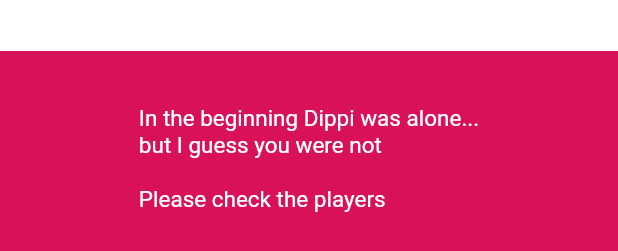
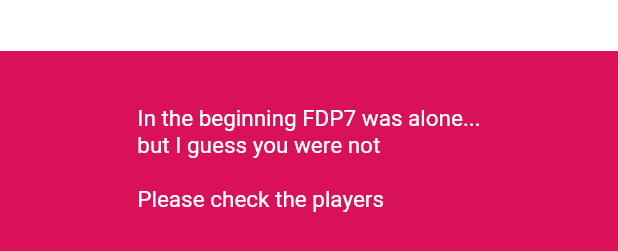
Before and after one commit to fdp7/beachvolleyapp-flutter, a Flutter app: the AddMatch widget shown alone on an empty page, opened directly, after a tap on "Save Match", on a phone screen of 412 x 824 dp. Shown: the part 978-1229 px from the top of the screen. Run offline on Flutter 3.47's test engine with Material 2 defaults, Android fonts, the phone set to English and light mode, and no system bars; drawn by our look-alikes of multi_select_flutter, numberpicker; our stand-ins replace animated_bottom_navigation_bar, flutter_login, flutter_secure_storage, font_awesome_flutter, pie_chart and 2 more; missing offline and left inert: dart:ffi; accounts and stored records are empty; network calls fail.

Commit message:
minor changes

```diff
--- a/beachvolley_flutter/lib/addMatch_widget.dart
+++ b/beachvolley_flutter/lib/addMatch_widget.dart
@@ -23,7 +23,7 @@ class _AddMatchState extends State<AddMatch> {
 
   bool isButtonDisabled = false;
 
-  List<String> playerList = ["Please close popup and retry."];
+  List<String> playerList = ["Please retry"];
   List<String> teamA = [];
   List<String> teamB = [];
   int scoreA = 0;
@@ -246,7 +246,7 @@ class _AddMatchState extends State<AddMatch> {
         debugPrint(scoreA.toString());
         debugPrint(scoreB.toString());
         debugPrint(currentDate.toString());
-        messageContent = "Dippi said the match shall be saved";
+        messageContent = "And the 7th day FDP7 said:\n\n'The match shall be saved'";
         setState(() {
           isButtonDisabled = true;
         });
@@ -255,27 +255,27 @@ class _AddMatchState extends State<AddMatch> {
         setState(() {
           isButtonDisabled = false;
         });
-        debugPrint("An unexpected error occurred! Please report to Dippi");
-        messageContent = "An unexpected error occurred!\n\nPlease report to Dippi";
+        debugPrint("An unexpected error occurred! Please report to FDP7");
+        messageContent = "An unexpected error occurred!\n\nPlease report to FDP7";
       }
     } else if (validTeams == 1) {
       setState(() {
         isButtonDisabled = false;
       });
-      debugPrint("In the beginning the Good God Dippi was alone... but I guess you were not. Please check players");
-      messageContent = "In the beginning Dippi was alone...\nbut I guess you were not\n\nPlease check the players";
+      debugPrint("In the beginning the Good God FDP7 was alone... but I guess you were not. Please check players");
+      messageContent = "In the beginning FDP7 was alone...\nbut I guess you were not\n\nPlease check the players";
     } else if (validTeams == 2) {
       setState(() {
         isButtonDisabled = false;
       });
-      debugPrint("A player can't be ubiquitous as the Good God Dippi! Please check players");
-      messageContent = "A player can't be ubiquitous as Dippi!\n\nPlease check duplicate players";
+      debugPrint("A player can't be ubiquitous as the Good God FDP7! Please check players");
+      messageContent = "Only FDP7 is ubiquitous\n\nPlease check duplicate players";
     } else if (!validScores) {
       setState(() {
         isButtonDisabled = false;
       });
-      debugPrint("Only the Good God Dippi can establish a tie... YOU CANNOT. Please check scores");
-      messageContent = "Not even Dippi can establish a draw,\nof course you cannot!\n\nPlease check the scores";
+      debugPrint("Only the Good God FDP7 can establish a tie... YOU CANNOT. Please check scores");
+      messageContent = "Only FDP7 can establish a tie,\nyou cannot.\n\nPlease check the scores";
     }
 
     setState(() {
--- a/beachvolley_flutter/lib/league_components/matchCard.dart
+++ b/beachvolley_flutter/lib/league_components/matchCard.dart
@@ -107,7 +107,7 @@ class MatchCard extends StatelessWidget {
               Row(
                 children: [
                   SizedBox(
-                    width: 130,
+                    width: 140,
                     height: 130,
                     child: Column(
                       mainAxisAlignment: MainAxisAlignment.center,
@@ -126,7 +126,7 @@ class MatchCard extends StatelessWidget {
                     ),
                   ),
                   SizedBox(
-                    width: 60,
+                    width: 70,
                     height: 160,
                     child: Column(
                       mainAxisAlignment: MainAxisAlignment.center,
@@ -137,7 +137,7 @@ class MatchCard extends StatelessWidget {
                     ),
                   ),
                   SizedBox(
-                    width: 130,
+                    width: 140,
                     height: 130,
                     child: Column(
                       mainAxisAlignment: MainAxisAlignment.center,
--- a/beachvolley_flutter/lib/login_widget.dart
+++ b/beachvolley_flutter/lib/login_widget.dart
@@ -55,7 +55,12 @@ class LoginScreen extends StatelessWidget {
             password: (data.password).toString()
         ));
       }
-      return "Sign Up failed\n Another user with same name already exists.";
+      else if ((data.name).toString().length < 3  || (data.name).toString().length > 10){
+        return "Username must contain from 2 to 10 characters";
+      }
+      else {
+        return "Sign Up failed\n Another user with same name already exists.";
+      }
     });
   }
 
@@ -104,7 +109,7 @@ class LoginScreen extends StatelessWidget {
         goBackButton: 'Back',
         confirmPasswordError: 'Confirm Password does not match Password',
         recoverPasswordDescription: 'Password Recovery service is not available yet',
-        recoverPasswordSuccess: 'Your request have been ignored, please contact Dippi',
+        recoverPasswordSuccess: 'Your request have been ignored, please contact FDP7',
       ),
     );
   }
```
Also changed, not shown: beachvolley_flutter/images/fieldBasket.png (added), beachvolley_flutter/images/fieldBeachvolley.png (added), beachvolley_flutter/images/fieldBeachvolley1.png (added), beachvolley_flutter/images/fieldBeachvolley2.png (added), beachvolley_flutter/images/fieldBeachvolley3.png (added), beachvolley_flutter/images/fieldbasket.png (added), beachvolley_flutter/images/fieldbasket1.png (added), beachvolley_flutter/images/fieldbeachvolley.png (added), beachvolley_flutter/images/fieldbeachvolley.svg (added), beachvolley_flutter/images/fieldbeachvolley1.png (added), beachvolley_flutter/images/fieldbeachvolley2.png (added), beachvolley_flutter/images/fieldbeachvolley3.png (added).
